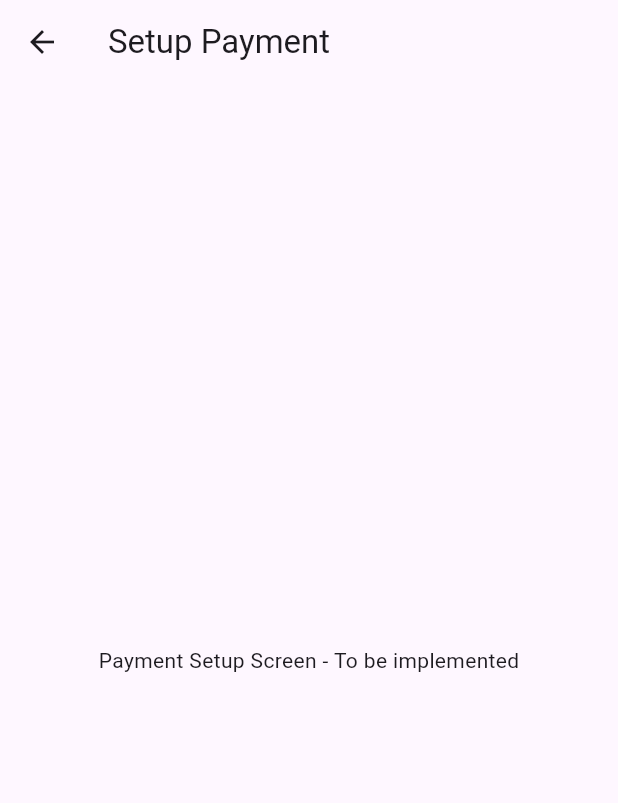
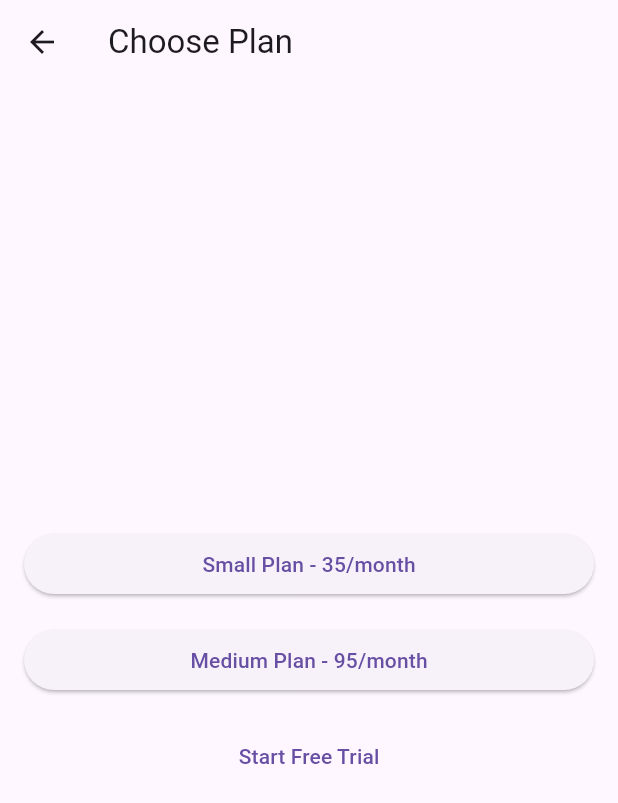
Before and after one commit to underwoodbrady/locateCRM-app, a Flutter app: the OrganizationSetupScreen screen opened by its route, after a tap on "Create an Organization", on a phone screen of 412 x 824 dp. Shown: the top 803 px of the screen. Run offline on Flutter 3.47's test engine with Material 3 defaults, Android fonts, the phone set to English and light mode, and no system bars; our stand-ins replace flutter_riverpod, supabase_flutter; missing offline and left inert: dart:html, flutter_stripe; accounts and stored records are empty.

Commit message:
this all is starting to come together

```diff
--- a/lib/app.dart
+++ b/lib/app.dart
@@ -1,7 +1,8 @@
 import 'package:flutter/material.dart';
 import 'package:flutter_riverpod/flutter_riverpod.dart';
-import 'package:locatecrm_app/screens/setup_organization_setup_screen.dart';
-import 'package:locatecrm_app/screens/setup_payment_screen.dart';
+import 'package:locatecrm_app/screens/payment_success_screen.dart';
+import 'package:locatecrm_app/screens/setup_organization_screen.dart';
+import 'package:locatecrm_app/screens/choose_plan_screen.dart';
 import 'package:locatecrm_app/screens/verify_email_screen.dart';
 import 'screens/login_screen.dart';
 import 'screens/signup_screen.dart';
@@ -35,7 +36,8 @@ class MyApp extends ConsumerWidget {
         '/dashboard': (context) => const MainAppDashboard(),
         '/verify_email': (context) => const VerifyEmailScreen(),
         '/setup_organization': (context) => const OrganizationSetupScreen(),
-        '/setup_payment': (context) => const PaymentSetupScreen(),
+        '/choose_plan': (context) => const ChoosePlanScreen(),
+        '/payment_success': (context) => PaymentSuccessScreen(),
       },
     );
   }
--- /dev/null
+++ b/lib/screens/choose_plan_screen.dart
@@ -0,0 +1,95 @@
+import 'package:flutter/material.dart';
+import 'package:flutter_riverpod/flutter_riverpod.dart';
+import 'dart:html' as html;
+
+import '../providers/organization_provider.dart'; // Only for web platform
+
+class ChoosePlanScreen extends ConsumerStatefulWidget {
+  const ChoosePlanScreen({Key? key}) : super(key: key);
+
+  @override
+  _ChoosePlanScreenState createState() => _ChoosePlanScreenState();
+}
+
+class _ChoosePlanScreenState extends ConsumerState<ChoosePlanScreen> {
+  bool _isLoading = false;
+
+  @override
+  Widget build(BuildContext context) {
+    return Scaffold(
+      appBar: AppBar(
+        title: const Text('Choose Plan'),
+      ),
+      body: Padding(
+        padding: const EdgeInsets.all(16.0),
+        child: Column(
+          mainAxisAlignment: MainAxisAlignment.center,
+          crossAxisAlignment: CrossAxisAlignment.stretch,
+          children: [
+            ElevatedButton(
+              onPressed: _isLoading ? null : () => _handlePaidSubscription('small'),
+              child: const Text('Small Plan - 35/month'),
+            ),
+            const SizedBox(height: 16),
+            ElevatedButton(
+              onPressed: _isLoading ? null : () => _handlePaidSubscription('medium'),
+              child: const Text('Medium Plan - 95/month'),
+            ),
+            const SizedBox(height: 16),
+            TextButton(
+              onPressed: _isLoading ? null : _handleFreeTrial,
+              child: const Text('Start Free Trial'),
+            ),
+          ],
+        ),
+      ),
+    );
+  }
+
+  Future<void> _handlePaidSubscription(String plan) async {
+    setState(() {
+      _isLoading = true;
+    });
+
+    try {
+      // Create pending organization
+      final organizationId = await ref.read(organizationProvider.notifier)
+          .createPendingOrganization();
+
+      if (organizationId == null) {
+        throw Exception('Failed to create organization');
+      }
+
+      // Create form and submit it
+      final form = html.FormElement();
+      form.method = 'POST';
+      form.action = plan == 'small'
+          ? 'https://payments.locatecrm.app/create-checkout-session-1'
+          : 'https://payments.locatecrm.app/create-checkout-session-2';
+
+      // Add organization ID as hidden input
+      final orgInput = html.InputElement()
+        ..type = 'hidden'
+        ..name = 'organizationId'
+        ..value = organizationId;
+      form.append(orgInput);
+
+      // Add to document, submit, and remove
+      html.document.body?.append(form);
+      form.submit();
+      form.remove();
+
+    } catch (e) {
+      ScaffoldMessenger.of(context).showSnackBar(
+        SnackBar(content: Text('Error: $e')),
+      );
+      setState(() {
+        _isLoading = false;
+      });
+    }
+  }
+
+  Future<void> _handleFreeTrial() async {
+    // Implement free trial logic
+  }
+}
--- a/lib/screens/setup_organization_setup_screen.dart
+++ b/lib/screens/setup_organization_screen.dart
@@ -45,7 +45,7 @@ class _OrganizationSetupScreenState extends ConsumerState<OrganizationSetupScree
               const SizedBox(height: 16),
               ElevatedButton(
                 onPressed: () {
-                  Navigator.of(context).pushReplacementNamed('/setup_payment');
+                  Navigator.of(context).pushReplacementNamed('/choose_plan');
                 },
                 child: const Text('Create an Organization'),
               ),
@@ -96,7 +96,7 @@ class _OrganizationSetupScreenState extends ConsumerState<OrganizationSetupScree
       });
       try {
         await ref.read(organizationProvider.notifier).joinOrganization(
-              _organizationIdController.text,
+              _organizationIdController.text
             );
         Navigator.of(context).pushReplacementNamed('/dashboard');
       } catch (e) {
--- a/lib/screens/setup_payment_screen.dart
+++ /dev/null
@@ -1,17 +0,0 @@
-import 'package:flutter/material.dart';
-
-class PaymentSetupScreen extends StatelessWidget {
-  const PaymentSetupScreen({Key? key}) : super(key: key);
-
-  @override
-  Widget build(BuildContext context) {
-    return Scaffold(
-      appBar: AppBar(
-        title: const Text('Setup Payment'),
-      ),
-      body: const Center(
-        child: Text('Payment Setup Screen - To be implemented'),
-      ),
-    );
-  }
-}
--- a/pubspec.yaml
+++ b/pubspec.yaml
@@ -39,6 +39,7 @@ dependencies:
   flutter_riverpod: ^2.5.1
   supabase_flutter: ^2.8.0
   flutter_stripe: ^11.2.0
+  flutter_stripe_web: ^6.2.0
 
 dev_dependencies:
   flutter_test:
```
Also changed, not shown: lib/main.dart (+8 -1 lines), lib/providers/organization_provider.dart (+44 -5 lines), lib/screens/payment_success_screen.dart (added, +113 -0 lines), lib/services/supabase_service.dart (+97 -26 lines), pubspec.lock.
